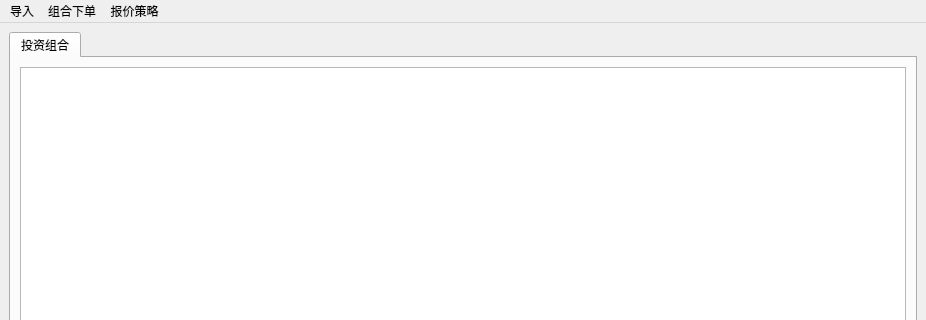
unit-xx/xfiles, file easytrader/tradeui.ui: the form before one commit; both pictures show x 0 to 926 and y 0 to 320 of the 926 by 612 pixel window.
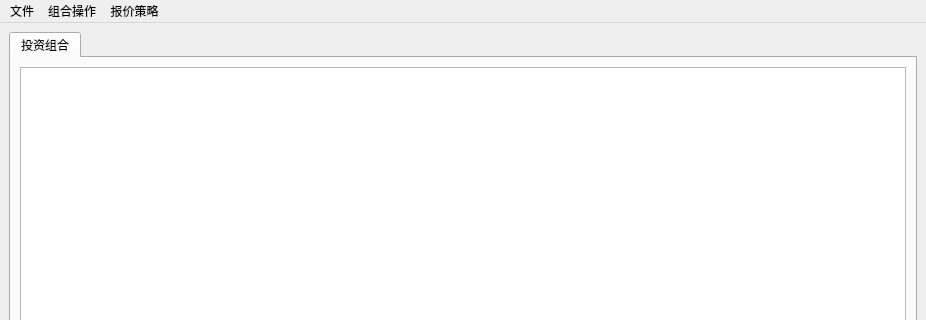
The form after the commit.

```diff
--- a/easytrader/tradeui.ui
+++ b/easytrader/tradeui.ui
@@ -51,13 +51,13 @@
    </property>
    <widget class="QMenu" name="menuImport">
     <property name="title">
-     <string>导入</string>
+     <string>文件</string>
     </property>
     <addaction name="import_portfolio"/>
    </widget>
    <widget class="QMenu" name="menu">
     <property name="title">
-     <string>组合下单</string>
+     <string>组合操作</string>
     </property>
     <addaction name="buybatch"/>
     <addaction name="action_4"/>
```
Left out of the diff: 28 changed lines with no effect on the pictures.
